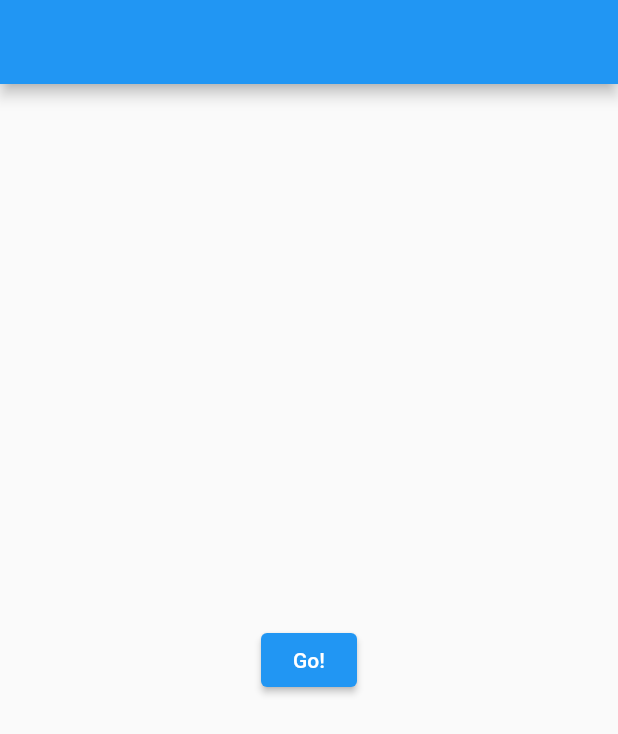
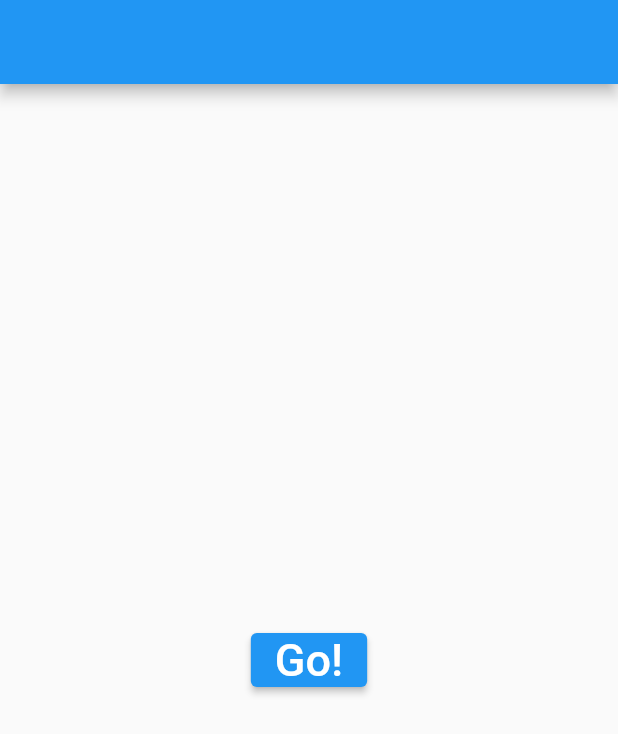
Before and after one commit to hs-duesseldorf/se-project-21-22, a Flutter app: the screen it shows after launch, on a phone screen of 412 x 824 dp. Shown: the top 734 px of the screen. Run offline on Flutter 3.47's test engine with Material 2 defaults, Android fonts, the phone set to English and light mode, and no system bars.

Commit message:
Main.dart: changed font size of go button

```diff
--- a/untitled4/lib/main.dart
+++ b/untitled4/lib/main.dart
@@ -20,7 +20,10 @@ class Page1 extends StatelessWidget {
           onPressed: () {
             Navigator.of(context).push(_createRoute());
           },
-          child: const Text('Go!'),
+          child: const Text(
+            'Go!',
+            style: TextStyle(fontSize: 30),
+          ),
         ),
       ),
     );
@@ -82,7 +85,6 @@ Route _createRoute2() {
   );
 }
 
-
 class Page3 extends StatelessWidget {
   const Page3({Key? key}) : super(key: key);
 
@@ -90,10 +92,8 @@ class Page3 extends StatelessWidget {
   Widget build(BuildContext context) {
     return Scaffold(
       appBar: AppBar(),
-      body:
-      Center(
-        child:
-        Image.network(
+      body: Center(
+        child: Image.network(
             'https://upload.wikimedia.org/wikipedia/commons/thumb/b/be/SV-Werder-Bremen-Logo.svg/1200px-SV-Werder-Bremen-Logo.svg.png'),
       ),
     );
```
